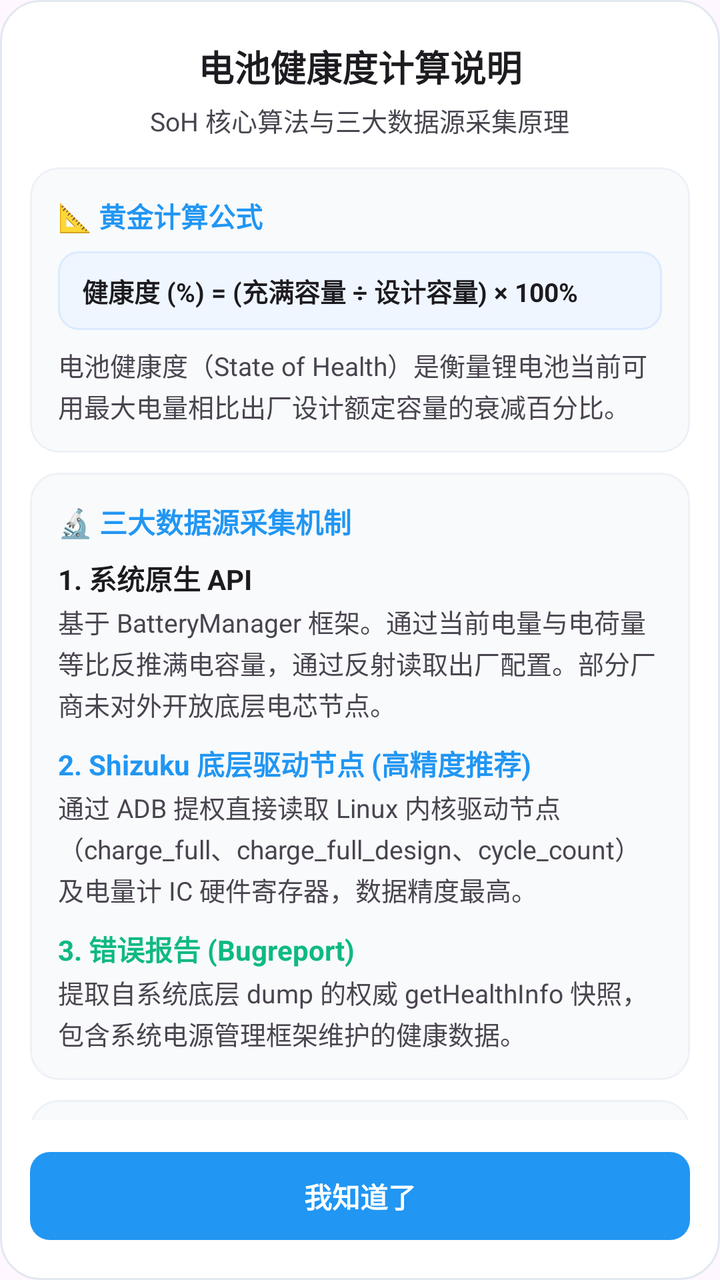
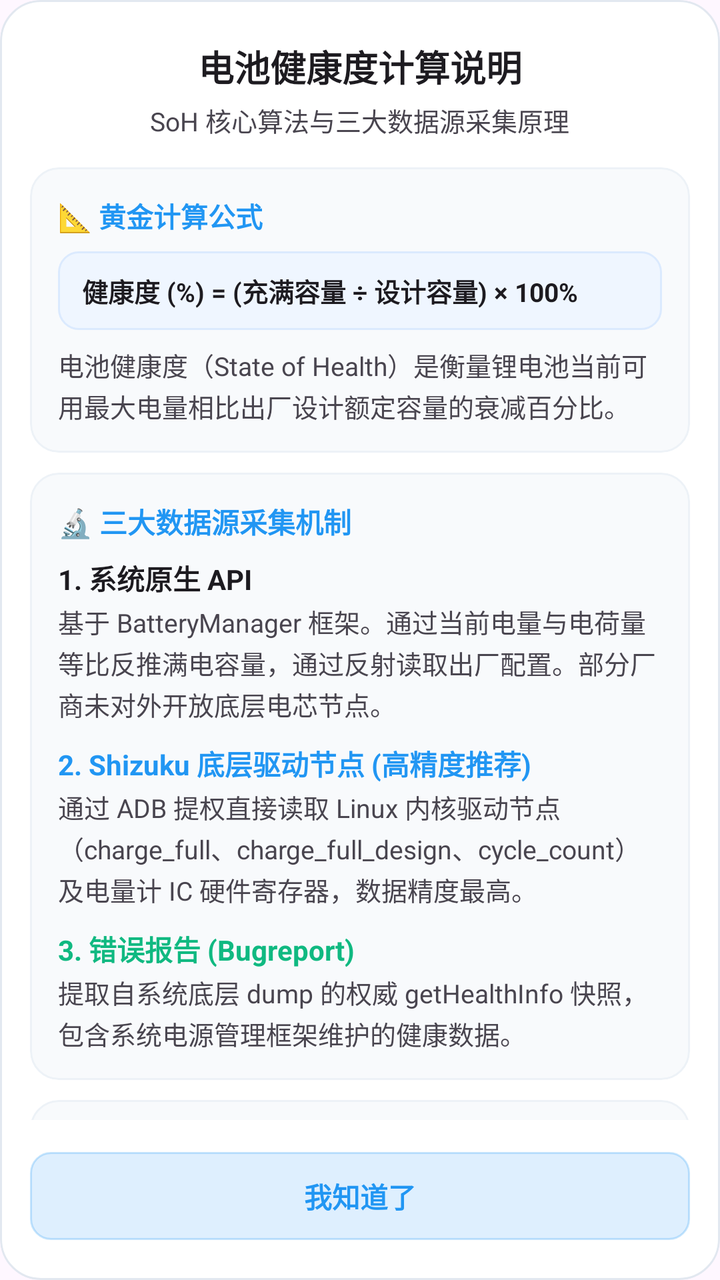

Screens rendered from an Android XML layout before and after an edit, with the pre-edit source and the edit as a unified diff.
<!-- AndroidManifest.xml: application theme Theme.BatteryApp -->
<!-- res/layout/dialog_health_calculation_guide.xml -->
<?xml version="1.0" encoding="utf-8"?>
<LinearLayout xmlns:android="http://schemas.android.com/apk/res/android"
    xmlns:app="http://schemas.android.com/apk/res-auto"
    xmlns:tools="http://schemas.android.com/tools"
    android:layout_width="match_parent"
    android:layout_height="wrap_content"
    android:background="@drawable/bg_dialog_surface"
    android:clipToOutline="true"
    android:gravity="center_horizontal"
    android:orientation="vertical"
    android:paddingHorizontal="15dp"
    android:paddingVertical="20dp">

    
    <TextView
        android:layout_width="wrap_content"
        android:layout_height="wrap_content"
        android:text="@string/guide_title"
        android:textColor="?android:attr/textColorPrimary"
        android:textSize="18sp"
        android:textStyle="bold" />

    <TextView
        android:layout_width="wrap_content"
        android:layout_height="wrap_content"
        android:layout_marginTop="4dp"
        android:text="@string/guide_subtitle"
        android:textColor="?android:attr/textColorSecondary"
        android:textSize="13sp" />

    
    <androidx.core.widget.NestedScrollView
        android:layout_width="match_parent"
        android:layout_height="0dp"
        android:layout_marginTop="14dp"
        android:layout_weight="1"
        android:maxHeight="360dp"
        android:overScrollMode="never">

        <LinearLayout
            android:layout_width="match_parent"
            android:layout_height="wrap_content"
            android:orientation="vertical">

            
            <LinearLayout
                android:layout_width="match_parent"
                android:layout_height="wrap_content"
                android:background="@drawable/bg_dialog_card"
                android:clipToOutline="true"
                android:orientation="vertical"
                android:padding="14dp">

                <TextView
                    android:layout_width="wrap_content"
                    android:layout_height="wrap_content"
                    android:text="@string/guide_formula_title"
                    android:textColor="#2196F3"
                    android:textSize="13.5sp"
                    android:textStyle="bold" />

                <TextView
                    android:layout_width="match_parent"
                    android:layout_height="wrap_content"
                    android:layout_marginTop="8dp"
                    android:background="@drawable/bg_dialog_formula_badge"
                    android:paddingHorizontal="12dp"
                    android:paddingVertical="10dp"
                    android:text="@string/guide_formula_badge"
                    android:textColor="?android:attr/textColorPrimary"
                    android:textSize="13sp"
                    android:textStyle="bold" />

                <TextView
                    android:layout_width="match_parent"
                    android:layout_height="wrap_content"
                    android:layout_marginTop="8dp"
                    android:lineSpacingExtra="2dp"
                    android:text="@string/guide_formula_desc"
                    android:textColor="?android:attr/textColorSecondary"
                    android:textSize="13sp" />
            </LinearLayout>

            
            <LinearLayout
                android:layout_width="match_parent"
                android:layout_height="wrap_content"
                android:layout_marginTop="10dp"
                android:background="@drawable/bg_dialog_card"
                android:clipToOutline="true"
                android:orientation="vertical"
                android:padding="14dp">

                <TextView
                    android:layout_width="wrap_content"
                    android:layout_height="wrap_content"
                    android:text="@string/guide_sources_title"
                    android:textColor="@color/nav_item_selected"
                    android:textSize="14sp"
                    android:textStyle="bold" />

                
                <TextView
                    android:layout_width="wrap_content"
                    android:layout_height="wrap_content"
                    android:layout_marginTop="8dp"
                    android:text="@string/guide_source_1_title"
                    android:textColor="?android:attr/textColorPrimary"
                    android:textSize="14sp"
                    android:textStyle="bold" />

                <TextView
                    android:layout_width="match_parent"
                    android:layout_height="wrap_content"
                    android:layout_marginTop="2dp"
                    android:lineSpacingExtra="2dp"
                    android:text="@string/guide_source_1_desc"
                    android:textColor="?android:attr/textColorSecondary"
                    android:textSize="13sp" />

                
                <TextView
                    android:layout_width="wrap_content"
                    android:layout_height="wrap_content"
                    android:layout_marginTop="10dp"
                    android:text="@string/guide_source_2_title"
                    android:textColor="@color/nav_item_selected"
                    android:textSize="14sp"
                    android:textStyle="bold" />

                <TextView
                    android:layout_width="match_parent"
                    android:layout_height="wrap_content"
                    android:layout_marginTop="2dp"
                    android:lineSpacingExtra="2dp"
                    android:text="@string/guide_source_2_desc"
                    android:textColor="?android:attr/textColorSecondary"
                    android:textSize="13sp" />

                
                <TextView
                    android:layout_width="wrap_content"
                    android:layout_height="wrap_content"
                    android:layout_marginTop="10dp"
                    android:text="@string/guide_source_3_title"
                    android:textColor="#10B981"
                    android:textSize="14sp"
                    android:textStyle="bold" />

                <TextView
                    android:layout_width="match_parent"
                    android:layout_height="wrap_content"
                    android:layout_marginTop="2dp"
                    android:lineSpacingExtra="2dp"
                    android:text="@string/guide_source_3_desc"
                    android:textColor="?android:attr/textColorSecondary"
                    android:textSize="13sp" />
            </LinearLayout>

            
            <LinearLayout
                android:layout_width="match_parent"
                android:layout_height="wrap_content"
                android:layout_marginTop="10dp"
                android:background="@drawable/bg_dialog_card"
                android:clipToOutline="true"
                android:orientation="vertical"
                android:padding="14dp">

                <TextView
                    android:layout_width="wrap_content"
                    android:layout_height="wrap_content"
                    android:text="@string/guide_eval_title"
                    android:textColor="#10B981"
                    android:textSize="14sp"
                    android:textStyle="bold" />

                <TextView
                    android:layout_width="match_parent"
                    android:layout_height="wrap_content"
                    android:layout_marginTop="6dp"
                    android:lineSpacingExtra="4dp"
                    android:text="@string/guide_eval_desc"
                    android:textColor="?android:attr/textColorSecondary"
                    android:textSize="13sp" />

                <TextView
                    android:layout_width="match_parent"
                    android:layout_height="wrap_content"
                    android:layout_marginTop="8dp"
                    android:text="@string/guide_tip_temp"
                    android:textColor="?android:attr/textColorSecondary"
                    android:textSize="12sp" />
            </LinearLayout>

        </LinearLayout>
    </androidx.core.widget.NestedScrollView>

    
    <TextView
        android:id="@+id/btn_dialog_guide_close"
        android:layout_width="match_parent"
        android:layout_height="44dp"
        android:layout_marginTop="16dp"
        android:background="@drawable/bg_dialog_btn_delete"
        android:backgroundTint="#2196F3"
        android:clickable="true"
        android:focusable="true"
        android:gravity="center"
        android:text="@string/understood"
        android:textColor="@color/white"
        android:textSize="14sp"
        android:textStyle="bold" />

</LinearLayout>
<!-- resources referenced by this layout -->
<resources>
  <color name="nav_item_selected">#2196F3</color>
  <color name="white">#FFFFFF</color>
  <!-- drawable bg_dialog_btn_delete (drawable) -->
  <?xml version="1.0" encoding="utf-8"?>
  <shape xmlns:android="http://schemas.android.com/apk/res/android"
      android:shape="rectangle">
      <corners android:radius="10dp" />
      <solid android:color="#EF4444" />
  </shape>
  <!-- drawable bg_dialog_card (drawable) -->
  <?xml version="1.0" encoding="utf-8"?>
  <shape xmlns:android="http://schemas.android.com/apk/res/android"
      android:shape="rectangle">
      <corners android:radius="14dp" />
      <solid android:color="@color/dialog_card_bg" />
      <stroke
          android:width="1dp"
          android:color="@color/dialog_card_stroke" />
  </shape>
  <!-- drawable bg_dialog_formula_badge (drawable) -->
  <?xml version="1.0" encoding="utf-8"?>
  <shape xmlns:android="http://schemas.android.com/apk/res/android"
      android:shape="rectangle">
      <corners android:radius="10dp" />
      <solid android:color="@color/dialog_badge_bg" />
      <stroke
          android:width="1dp"
          android:color="@color/dialog_badge_stroke" />
  </shape>
  <!-- drawable bg_dialog_surface (drawable) -->
  <?xml version="1.0" encoding="utf-8"?>
  <shape xmlns:android="http://schemas.android.com/apk/res/android"
      android:shape="rectangle">
      <corners android:radius="20dp" />
      <solid android:color="@color/dialog_surface_bg" />
      <stroke
          android:width="1dp"
          android:color="@color/dialog_surface_stroke" />
  </shape>
  <string name="guide_eval_desc" formatted="false">• 95% ~ 100%：极佳状态，电池几乎无衰减\n• 85% ~ 95%：良好状态，正常日常使用损耗\n• 80% ~ 85%：轻度衰减，续航体验可能略有下降\n• &lt; 80%：重度衰减，建议根据实际续航考虑更换电池</string>
  <string name="guide_eval_title">📊 健康度衰减评估标准</string>
  <string name="guide_formula_badge" formatted="false">健康度 (%) = (充满容量 ÷ 设计容量) × 100%</string>
  <string name="guide_formula_desc">电池健康度（State of Health）是衡量锂电池当前可用最大电量相比出厂设计额定容量的衰减百分比。</string>
  <string name="guide_formula_title">📐 黄金计算公式</string>
  <string name="guide_source_1_desc">基于 BatteryManager 框架。通过当前电量与电荷量等比反推满电容量，通过反射读取出厂配置。部分厂商未对外开放底层电芯节点。</string>
  <string name="guide_source_1_title">1. 系统原生 API</string>
  <string name="guide_source_2_desc">通过 ADB 提权直接读取 Linux 内核驱动节点（charge_full、charge_full_design、cycle_count）及电量计 IC 硬件寄存器，数据精度最高。</string>
  <string name="guide_source_2_title">2. Shizuku 底层驱动节点 (高精度推荐)</string>
  <string name="guide_source_3_desc">提取自系统底层 dump 的权威 getHealthInfo 快照，包含系统电源管理框架维护的健康数据。</string>
  <string name="guide_source_3_title">3. 错误报告 (Bugreport)</string>
  <string name="guide_sources_title">🔬 三大数据源采集机制</string>
  <string name="guide_subtitle">SoH 核心算法与三大数据源采集原理</string>
  <string name="guide_tip_temp">💡 提示：充满容量会随环境温度（低温 &lt; 15℃ 或高温 &gt; 35℃）产生微小浮动，建议在室温充满电后查看数据。</string>
  <string name="guide_title">电池健康度计算说明</string>
  <string name="understood">我知道了</string>
  <color name="dialog_card_bg">#F8FAFC</color>
  <color name="dialog_card_stroke">#EDF2F7</color>
  <color name="dialog_badge_bg">#EFF6FF</color>
  <color name="dialog_badge_stroke">#DBEAFE</color>
  <color name="dialog_surface_bg">#FFFFFF</color>
  <color name="dialog_surface_stroke">#E2E8F0</color>
  <color name="primary">#1976D2</color>
  <color name="primary_dark">#0D47A1</color>
  <color name="color_accent">#00E676</color>
  <color name="surface_light">#F8FAFC</color>
  <color name="text_primary_light">#1E293B</color>
  <color name="text_secondary_light">#64748B</color>
  <!-- unchanged entries left out for length: 1 -->
</resources>

<!-- the commit's change to res/layout/dialog_health_calculation_guide.xml (unified diff, before → after) -->
@@ -202,13 +202,12 @@
         android:layout_width="match_parent"
         android:layout_height="44dp"
         android:layout_marginTop="16dp"
-        android:background="@drawable/bg_dialog_btn_delete"
-        android:backgroundTint="#2196F3"
+        android:background="@drawable/bg_dialog_btn_primary"
         android:clickable="true"
         android:focusable="true"
         android:gravity="center"
         android:text="@string/understood"
-        android:textColor="@color/white"
+        android:textColor="@color/nav_item_selected"
         android:textSize="14sp"
         android:textStyle="bold" />
 
<!-- resource entries referenced after the edit -->
@@ -1,13 +1,15 @@
 <!-- resources referenced by this layout -->
 <resources>
   <color name="nav_item_selected">#2196F3</color>
-  <color name="white">#FFFFFF</color>
-  <!-- drawable bg_dialog_btn_delete (drawable) -->
+  <!-- drawable bg_dialog_btn_primary (drawable) -->
   <?xml version="1.0" encoding="utf-8"?>
   <shape xmlns:android="http://schemas.android.com/apk/res/android"
       android:shape="rectangle">
       <corners android:radius="10dp" />
-      <solid android:color="#EF4444" />
+      <solid android:color="@color/nav_indicator_color" />
+      <stroke
+          android:width="1dp"
+          android:color="#402196F3" />
   </shape>
   <!-- drawable bg_dialog_card (drawable) -->
   <?xml version="1.0" encoding="utf-8"?>
@@ -55,6 +57,7 @@
   <string name="guide_tip_temp">💡 提示：充满容量会随环境温度（低温 &lt; 15℃ 或高温 &gt; 35℃）产生微小浮动，建议在室温充满电后查看数据。</string>
   <string name="guide_title">电池健康度计算说明</string>
   <string name="understood">我知道了</string>
+  <color name="nav_indicator_color">#262196F3</color>
   <color name="dialog_card_bg">#F8FAFC</color>
   <color name="dialog_card_stroke">#EDF2F7</color>
   <color name="dialog_badge_bg">#EFF6FF</color>
